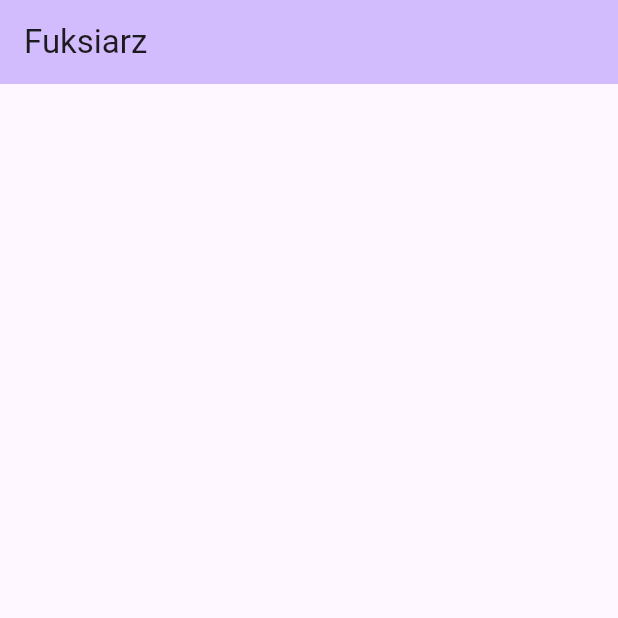
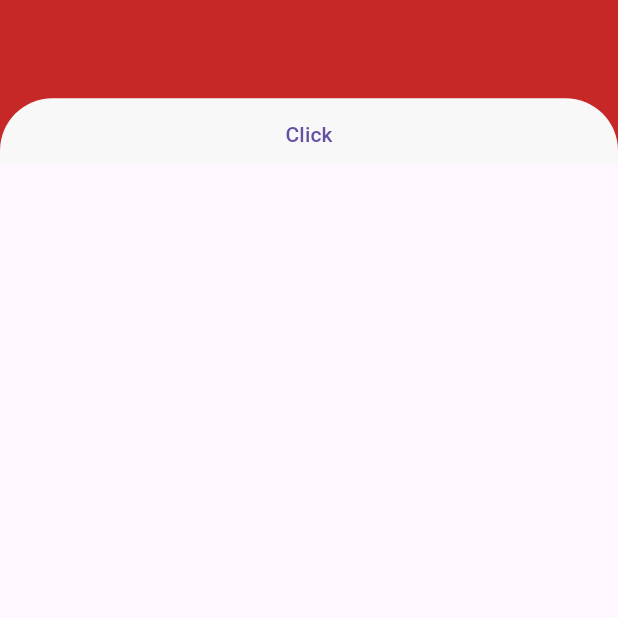
Before and after one commit to Sandra-chemist/Fuksiarz-app, a Flutter app: the screen it shows after launch, on a phone screen of 412 x 824 dp, the top half of it. Run offline on Flutter 3.47's test engine with Material 3 defaults, Android fonts, the phone set to English and light mode, and no system bars; our stand-ins replace flutter_screenutil.

Commit message:
Add navigation and responsiveness

```diff
--- /dev/null
+++ b/lib/components/layout.dart
@@ -0,0 +1,40 @@
+import 'package:flutter/material.dart';
+import 'package:flutter_screenutil/flutter_screenutil.dart';
+import 'package:fuksiarz/const/colors.dart';
+
+class Layout extends StatelessWidget {
+  final Widget child;
+
+  const Layout({
+    super.key,
+    required this.child,
+  });
+
+  @override
+  Widget build(BuildContext context) {
+    return Scaffold(
+      body: Stack(
+        children: [
+          Container(
+            height: 100.0.dg,
+            color: ColorStyle.redColor,
+          ),
+          Positioned(
+            top: 60.0.dg,
+            left: 0,
+            right: 0,
+            child: Container(
+                decoration: const BoxDecoration(
+                  color: ColorStyle.backgroundColor,
+                  borderRadius: BorderRadius.only(
+                    topLeft: Radius.circular(35),
+                    topRight: Radius.circular(35),
+                  ),
+                ),
+                child: child),
+          ),
+        ],
+      ),
+    );
+  }
+}
--- /dev/null
+++ b/lib/const/colors.dart
@@ -0,0 +1,6 @@
+import 'package:flutter/material.dart';
+
+class ColorStyle {
+  static const Color redColor = Color.fromRGBO(198, 40, 40, 1);
+  static const Color backgroundColor = Color.fromRGBO(248, 248, 248, 1);
+}
--- a/lib/main.dart
+++ b/lib/main.dart
@@ -1,4 +1,7 @@
 import 'package:flutter/material.dart';
+import 'package:flutter_screenutil/flutter_screenutil.dart';
+import 'package:fuksiarz/screens/home_screen.dart';
+import 'package:fuksiarz/screens/search_screen.dart';
 
 void main() {
   runApp(const MyApp());
@@ -9,34 +12,39 @@
 
   @override
   Widget build(BuildContext context) {
-    return MaterialApp(
-      title: 'Fuksiarz',
-      theme: ThemeData(
-        colorScheme: ColorScheme.fromSeed(seedColor: Colors.deepPurple),
-        useMaterial3: true,
-      ),
-      home: const MyHomePage(title: 'Fuksiarz'),
+    return ScreenUtilInit(
+      designSize: const Size(375, 830),
+      minTextAdapt: true,
+      splitScreenMode: true,
+      builder: (_, child) {
+        return const MaterialApp(
+          title: 'Fuksiarz',
+          home: FuksiarzApp(),
+        );
+      },
     );
   }
 }
 
-class MyHomePage extends StatefulWidget {
-  final String title;
-
-  const MyHomePage({super.key, required this.title});
+class FuksiarzApp extends StatefulWidget {
+  const FuksiarzApp({super.key});
 
   @override
-  State<MyHomePage> createState() => _MyHomePageState();
+  State<FuksiarzApp> createState() => _FuksiarzAppState();
 }
 
-class _MyHomePageState extends State<MyHomePage> {
+class _FuksiarzAppState extends State<FuksiarzApp> {
+  int _currentIndex = 0;
+
+  final List<Widget> _screens = const [HomeScreen(), SearchScreen()];
+  @override
+  void initState() {
+    super.initState();
+    _currentIndex = 0;
+  }
+
   @override
   Widget build(BuildContext context) {
-    return Scaffold(
-      appBar: AppBar(
-        backgroundColor: Theme.of(context).colorScheme.inversePrimary,
-        title: Text(widget.title),
-      ),
-    );
+    return Scaffold(body: _screens[_currentIndex]);
   }
 }
--- /dev/null
+++ b/lib/screens/home_screen.dart
@@ -0,0 +1,26 @@
+import 'package:flutter/material.dart';
+import 'package:fuksiarz/components/layout.dart';
+import 'package:fuksiarz/screens/search_screen.dart';
+
+class HomeScreen extends StatelessWidget {
+  const HomeScreen({super.key});
+
+  @override
+  Widget build(BuildContext context) {
+    return Layout(
+      child: TextButton(
+        onPressed: () {
+          Navigator.push(
+            context,
+            MaterialPageRoute(
+              builder: (context) => const Layout(
+                child: SearchScreen(),
+              ),
+            ),
+          );
+        },
+        child: const Text("Click"),
+      ),
+    );
+  }
+}
--- /dev/null
+++ b/lib/screens/search_screen.dart
@@ -0,0 +1,16 @@
+import 'package:flutter/cupertino.dart';
+import 'package:flutter/material.dart';
+
+class SearchScreen extends StatelessWidget {
+  const SearchScreen({super.key});
+
+  @override
+  Widget build(BuildContext context) {
+    return IconButton(
+      icon: const Icon(CupertinoIcons.back),
+      onPressed: () {
+        Navigator.pop(context);
+      },
+    );
+  }
+}
--- a/pubspec.yaml
+++ b/pubspec.yaml
@@ -32,9 +32,8 @@ dependencies:
     sdk: flutter
 
 
-  # The following adds the Cupertino Icons font to your application.
-  # Use with the CupertinoIcons class for iOS style icons.
   cupertino_icons: ^1.0.6
+  flutter_screenutil: ^5.9.3
 
 dev_dependencies:
   flutter_test:
```
Also changed, not shown: lib/const/font_styles.dart (added), pubspec.lock.
